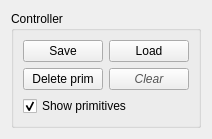
The window that Stacker/ControllerWidget.ui (HonghuaLi/stacker) describes before a commit, drawn with Qt 5.
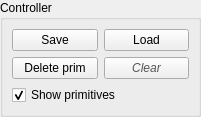
The same window after the commit. Icons and pictures are not drawn.

The edit to the form file:
```diff
--- a/Stacker/ControllerWidget.ui
+++ b/Stacker/ControllerWidget.ui
@@ -7,13 +7,19 @@
     <x>0</x>
     <y>0</y>
     <width>201</width>
-    <height>127</height>
+    <height>109</height>
    </rect>
   </property>
   <property name="windowTitle">
    <string>Form</string>
   </property>
   <layout class="QGridLayout" name="gridLayout">
+   <property name="margin">
+    <number>0</number>
+   </property>
+   <property name="spacing">
+    <number>0</number>
+   </property>
    <item row="0" column="1" colspan="2">
     <widget class="QGroupBox" name="groupBox">
      <property name="title">
```
